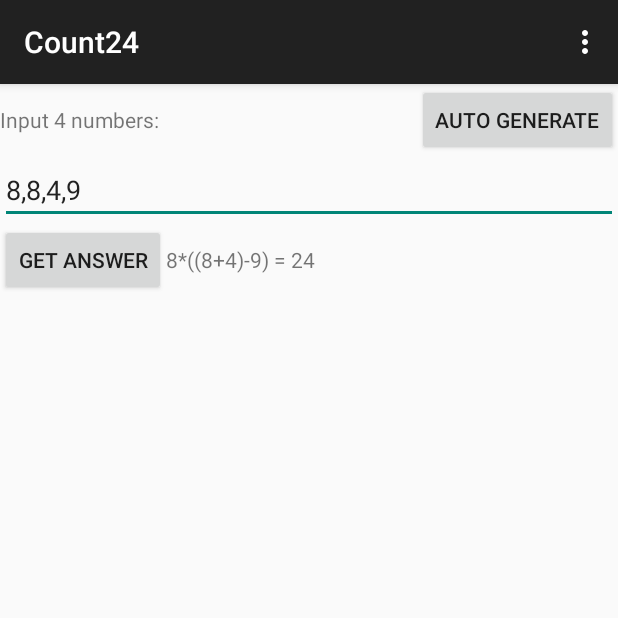
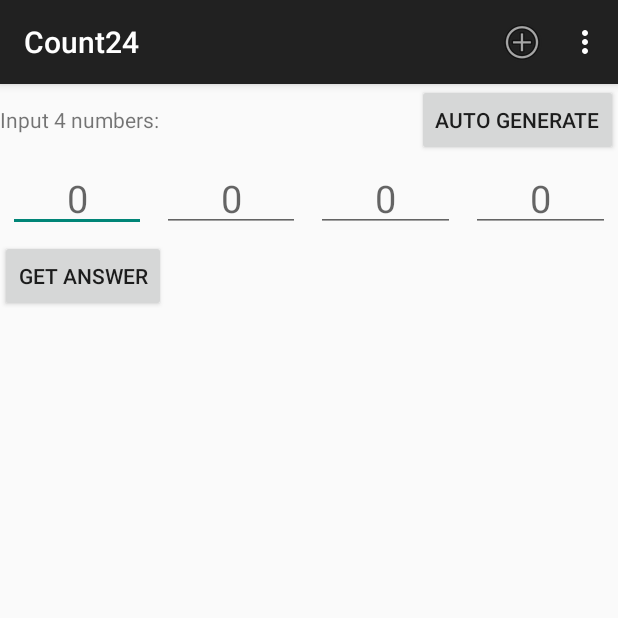
Before and after one commit to iacxc/MyProjects, an Android app: the screen it shows after launch (Count24Activity), in the options menu, after a tap on "Settings", on a phone screen of 412 x 824 dp, the top half of it. Run offline under Robolectric (Android 15) with nearby library versions, the phone set to English and light mode, and no system bars.

Commit message:
use array for numbers

```diff
--- a/Count24/app/src/main/AndroidManifest.xml
+++ b/Count24/app/src/main/AndroidManifest.xml
@@ -8,7 +8,7 @@
         android:allowBackup="true"
         android:icon="@drawable/ic_launcher"
         android:label="@string/app_name"
-        android:theme="@style/Theme.AppCompat.Light.DarkActionBar" >
+        android:theme="@style/AppTheme" >
         <activity
             android:name=".Count24Activity"
             android:label="@string/app_name" >
--- a/Count24/app/src/main/java/com/caichengxin/count24/Count24Activity.java
+++ b/Count24/app/src/main/java/com/caichengxin/count24/Count24Activity.java
@@ -7,6 +7,8 @@ import android.view.MenuItem;
 import android.view.View;
 import android.widget.Button;
 import android.widget.EditText;
+import android.widget.TableLayout;
+import android.widget.TableRow;
 import android.widget.TextView;
 
 import java.util.List;
@@ -16,7 +18,7 @@ public class Count24Activity extends ActionBarActivity {
 
     private Button mButtonGenerate, mButtonGetAnswer;
     private TextView mTextAnswer;
-    private EditText mEditNumbers;
+    private EditText[] mEditNumbers;
 
 
     @Override
@@ -24,22 +26,25 @@ public class Count24Activity extends ActionBarActivity {
         super.onCreate(savedInstanceState);
         setContentView(R.layout.activity_count24);
 
-        mEditNumbers = (EditText)findViewById(R.id.edit_numbers);
+        TableLayout tableLayout = (TableLayout)findViewById(R.id.numbers_tableLayout);
+
+        TableRow numberRow = (TableRow)tableLayout.getChildAt(0);
+
+        mEditNumbers = new EditText[]{(EditText)numberRow.getChildAt(0),
+                (EditText)numberRow.getChildAt(1),
+                (EditText)numberRow.getChildAt(2),
+                (EditText)numberRow.getChildAt(3)};
+
         mTextAnswer = (TextView)findViewById(R.id.text_answer);
         mButtonGenerate = (Button)findViewById(R.id.button_generate);
         mButtonGenerate.setOnClickListener(new View.OnClickListener() {
             @Override
             public void onClick(View view) {
-
-                int[] numbers = new int[4];
                 for(int i=0; i<4; i++) {
-                    numbers[i] = (int)(Math.random()*10 + 1);
+                    mEditNumbers[i].setText(String.valueOf(Math.random()*10 + 1));
                 }
 
-                mEditNumbers.setText(String.valueOf(numbers[0])
-                        + "," + numbers[1]
-                        + "," + numbers[2]
-                        + "," + numbers[3]);
+
             }
         });
 
@@ -47,17 +52,11 @@ public class Count24Activity extends ActionBarActivity {
         mButtonGetAnswer.setOnClickListener(new View.OnClickListener() {
             @Override
             public void onClick(View view) {
-                String[] numbers = mEditNumbers.getText().toString().split(",");
-                if (numbers.length != 4) {
-                    mTextAnswer.setText("We can only handle 4 numbers");
-                    return;
-                }
-
                 List<String> resultList = Calculate.easyCount(
-                        new int[] {Integer.valueOf(numbers[0]),
-                                   Integer.valueOf(numbers[1]),
-                                   Integer.valueOf(numbers[2]),
-                                   Integer.valueOf(numbers[3])});
+                        new int[] {Integer.valueOf(mEditNumbers[0].getText().toString()),
+                                   Integer.valueOf(mEditNumbers[1].getText().toString()),
+                                   Integer.valueOf(mEditNumbers[2].getText().toString()),
+                                   Integer.valueOf(mEditNumbers[3].getText().toString())});
                 if (resultList.size() > 0) {
                     mTextAnswer.setText(resultList.get(0) + " = 24");
                 }
@@ -81,10 +80,17 @@ public class Count24Activity extends ActionBarActivity {
         // Handle action bar item clicks here. The action bar will
         // automatically handle clicks on the Home/Up button, so long
         // as you specify a parent activity in AndroidManifest.xml.
-        int id = item.getItemId();
-        if (id == R.id.action_settings) {
-            return true;
+        switch (item.getItemId()) {
+            case R.id.new_game:
+                for(int i=0; i< 4; i++)
+                    mEditNumbers[i].setText("");
+
+                mTextAnswer.setText("");
+                return true;
+            case  R.id.action_settings:
+                return true;
+            default:
+                return super.onOptionsItemSelected(item);
         }
-        return super.onOptionsItemSelected(item);
     }
 }
--- a/Count24/app/src/main/res/layout/activity_count24.xml
+++ b/Count24/app/src/main/res/layout/activity_count24.xml
@@ -26,10 +26,17 @@
 
     </LinearLayout>
 
-    <EditText
+    <TableLayout
         android:layout_width="match_parent"
         android:layout_height="wrap_content"
-        android:id="@+id/edit_numbers"/>
+        android:id="@+id/numbers_tableLayout">
+        <TableRow >
+            <EditText style="@style/EditCard"/>
+            <EditText style="@style/EditCard"/>
+            <EditText style="@style/EditCard"/>
+            <EditText style="@style/EditCard"/>
+        </TableRow>
+    </TableLayout>
 
     <LinearLayout
         android:orientation="horizontal"
--- a/Count24/app/src/main/res/menu/count24.xml
+++ b/Count24/app/src/main/res/menu/count24.xml
@@ -2,6 +2,10 @@
     xmlns:app="http://schemas.android.com/apk/res-auto"
     xmlns:tools="http://schemas.android.com/tools"
     tools:context=".Count24Activity" >
+    <item android:id="@+id/new_game"
+          android:title="@string/new_game"
+          android:icon="@android:drawable/ic_menu_add"
+          app:showAsAction="ifRoom" />
     <item android:id="@+id/action_settings"
         android:title="@string/action_settings"
         android:orderInCategory="100"
--- a/Count24/app/src/main/res/values-v21/styles.xml
+++ /dev/null
@@ -1,5 +0,0 @@
-<?xml version="1.0" encoding="utf-8"?>
-<resources>
-    <style name="AppTheme" parent="android:Theme.Material.Light">
-    </style>
-</resources>
--- a/Count24/app/src/main/res/values-w820dp/dimens.xml
+++ /dev/null
@@ -1,6 +0,0 @@
-<resources>
-    <!-- Example customization of dimensions originally defined in res/values/dimens.xml
-         (such as screen margins) for screens with more than 820dp of available width. This
-         would include 7" and 10" devices in landscape (~960dp and ~1280dp respectively). -->
-    <dimen name="activity_horizontal_margin">64dp</dimen>
-</resources>
--- a/Count24/app/src/main/res/values/strings.xml
+++ b/Count24/app/src/main/res/values/strings.xml
@@ -2,6 +2,7 @@
 <resources>
 
     <string name="app_name">Count24</string>
+    <string name="new_game">New Game</string>
     <string name="action_settings">Settings</string>
     <string name="label_input_numbers">Input 4 numbers:</string>
     <string name="label_auto_generate">Auto generate</string>
--- /dev/null
+++ b/Count24/app/src/main/res/values/styles.xml
@@ -0,0 +1,17 @@
+<?xml version="1.0" encoding="utf-8"?>
+<resources>
+    <style name="AppTheme" parent="Theme.AppCompat.Light.DarkActionBar">
+    </style>
+
+    <style name="EditCard">
+        <item name="android:layout_width">0dp</item>
+        <item name="android:layout_height">wrap_content</item>
+        <item name="android:layout_weight">1</item>
+        <item name="android:layout_margin">5dp</item>
+        <item name="android:gravity">center_horizontal</item>
+        <item name="android:padding">5dp</item>
+        <item name="android:inputType">number</item>
+        <item name="android:hint">0</item>
+        <item name="android:textSize">25sp</item>
+    </style>
+</resources>
```
Also changed, not shown: 1 other file.
